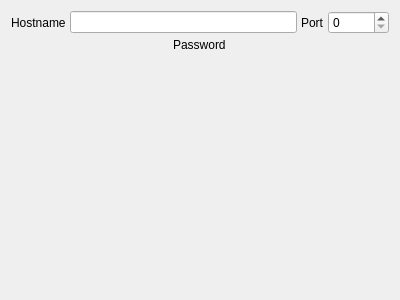
Above: src/sessionoptions/sessionoptionsvncproperties.ui from QQxiaoming/quardCRT before the change. Below: the same form after it.
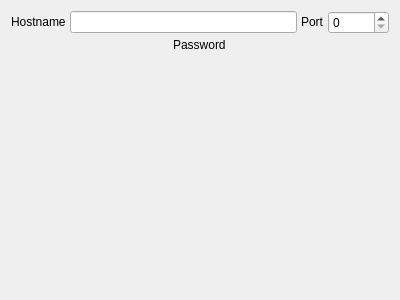
That is the form after the change.

Patch:
```diff
--- a/src/sessionoptions/sessionoptionsvncproperties.ui
+++ b/src/sessionoptions/sessionoptionsvncproperties.ui
@@ -22,7 +22,7 @@
      <item>
       <widget class="QLabel" name="label">
        <property name="sizePolicy">
-        <sizepolicy hsizetype="Fixed" vsizetype="Preferred">
+        <sizepolicy hsizetype="Fixed" vsizetype="Fixed">
          <horstretch>0</horstretch>
          <verstretch>0</verstretch>
         </sizepolicy>
@@ -38,7 +38,7 @@
      <item>
       <widget class="QLabel" name="label_2">
        <property name="sizePolicy">
-        <sizepolicy hsizetype="Fixed" vsizetype="Preferred">
+        <sizepolicy hsizetype="Fixed" vsizetype="Fixed">
          <horstretch>0</horstretch>
          <verstretch>0</verstretch>
         </sizepolicy>
```
Left out of the diff: 4 changed lines with no effect on the pictures.
